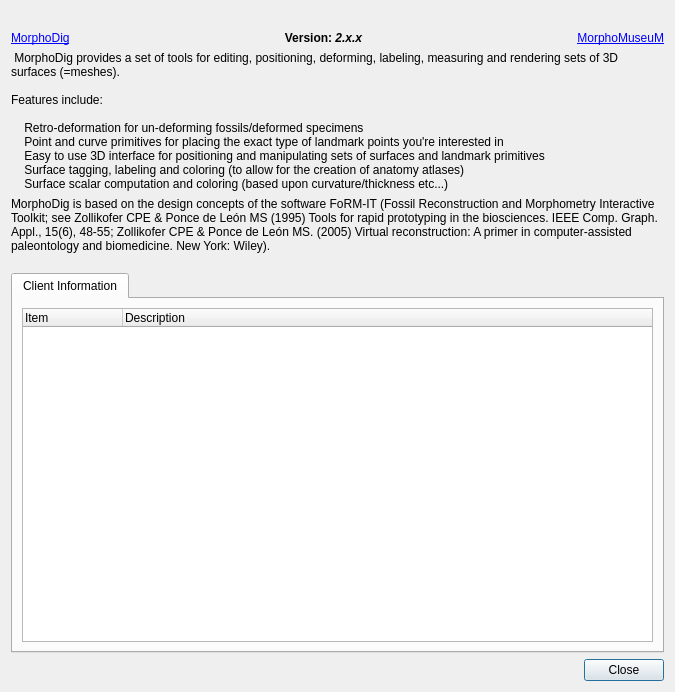
Qt form MorphoDig/Qt/mqAboutDialog.ui (morphomuseum/MorphoDig) before a commit.
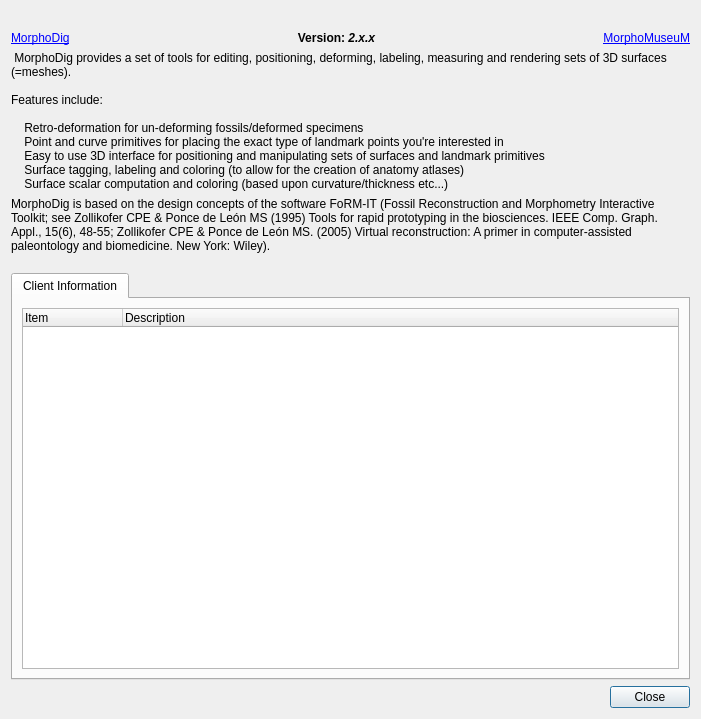
The same form after that commit. Icons and pictures are not drawn.

The edit to the form file:
```diff
--- a/MorphoDig/Qt/mqAboutDialog.ui
+++ b/MorphoDig/Qt/mqAboutDialog.ui
@@ -6,8 +6,8 @@
    <rect>
     <x>0</x>
     <y>0</y>
-    <width>675</width>
-    <height>692</height>
+    <width>701</width>
+    <height>719</height>
    </rect>
   </property>
   <property name="sizePolicy">
```
